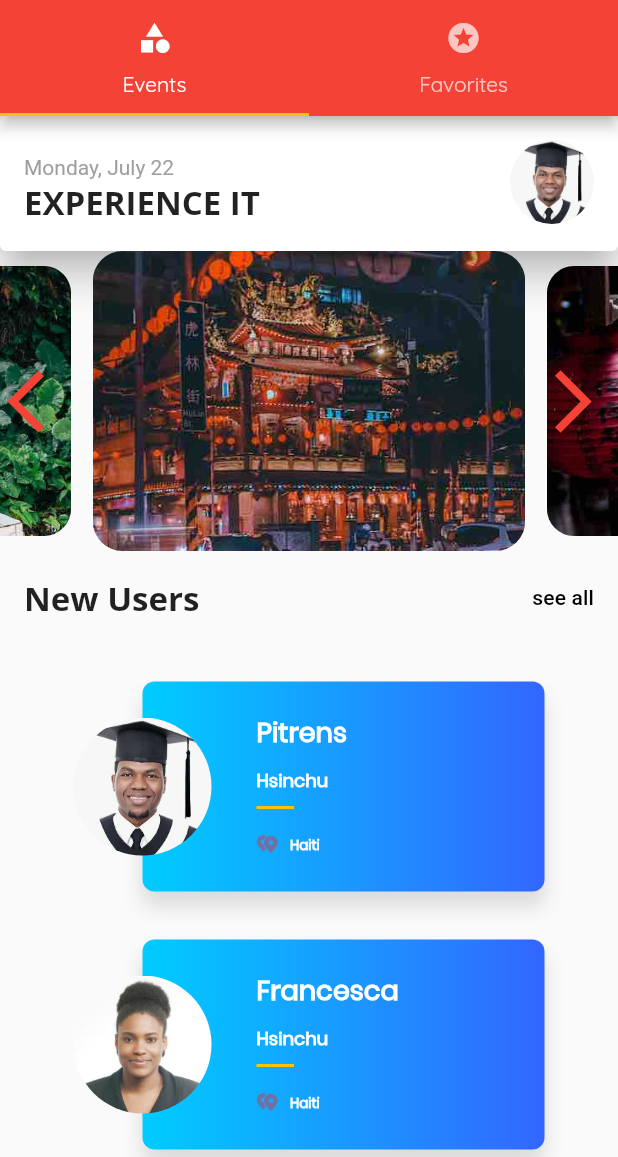
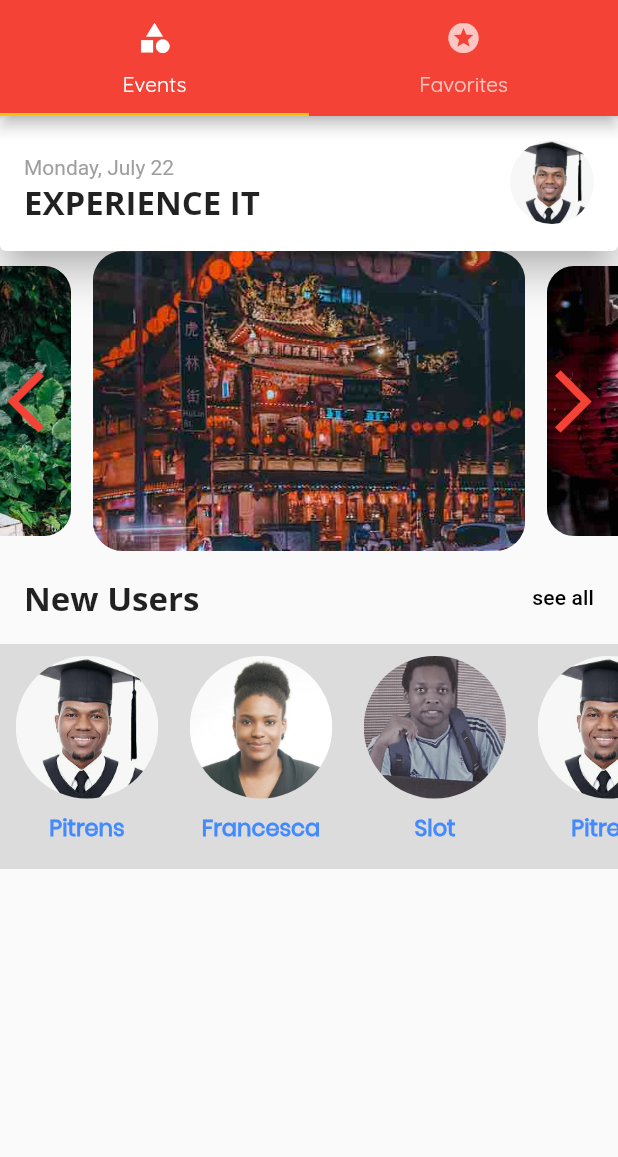
Before and after one commit to supertrens/TweetUp, a Flutter app: the screen it shows after launch, on a phone screen of 412 x 824 dp, the part 79-1236 px from its top. Run offline on Flutter 3.47's test engine with Material 2 defaults, Android fonts, the phone set to English and light mode, and no system bars; our stand-ins replace flutter_swiper.

Commit message:
redesign new user card

```diff
--- a/lib/data/seed_data.dart
+++ b/lib/data/seed_data.dart
@@ -26,5 +26,29 @@ class DummyData {
         description: "I am one of this app devloper",
         occupation: "Software engineer",
         image: "assets/images/slot.jpeg"),
+          const User(
+        id: "4",
+        name: "Pitrens",
+        nationality: "Haiti",
+        city: "Hsinchu",
+        description: "I am one of this app devloper",
+        occupation: "Software engineer",
+        image: "assets/images/me.jpeg"),
+    const User(
+        id: "5",
+        name: "Francesca",
+        nationality: "Haiti",
+        city: "Hsinchu",
+        description: "I am one of the founder of this app",
+        occupation: "QC engineer",
+        image: "assets/images/francesca.jpeg"),
+    const User(
+        id: "6",
+        name: "Slot",
+        nationality: "Haiti",
+        city: "Taipei",
+        description: "I am one of this app devloper",
+        occupation: "Software engineer",
+        image: "assets/images/slot.jpeg"),
   ];
 }
--- a/lib/pages/home/body.dart
+++ b/lib/pages/home/body.dart
@@ -4,11 +4,8 @@ import './hero.dart';
 import './new_user_card.dart';
 import './profile_card.dart';
 import '../../utils/section_devider.dart';
-import '../../data/seed_data.dart';
-import '../../providers/user.dart';
 
 class HomePageBody extends StatelessWidget {
-  static const List<User> users = DummyData.users;
   @override
   Widget build(BuildContext context) {
     return Container(
@@ -17,20 +14,21 @@ class HomePageBody extends StatelessWidget {
           ProfileCard(),
           HeroBanner(),
           SectionDivider("New Users"),
-          Expanded(child: buildListView()),
+          // Expanded(child: buildListView()),
+          NewUserCard(),
         ],
       ),
     );
   }
 
-  ListView buildListView() {
-    return ListView.builder(
-      scrollDirection: Axis.vertical,
-      itemCount: users.length,
-      padding: const EdgeInsets.all(25),
-      itemBuilder: (ctx, index) {
-        return NewUserCard(users[index]);
-      },
-    );
-  }
+  // ListView buildListView() {
+  //   return ListView.builder(
+  //     scrollDirection: Axis.vertical,
+  //     itemCount: users.length,
+  //     padding: const EdgeInsets.all(25),
+  //     itemBuilder: (ctx, index) {
+  //       return NewUserCard(users[index]);
+  //     },
+  //   );
+  // }
 }
--- a/lib/pages/home/new_user_card.dart
+++ b/lib/pages/home/new_user_card.dart
@@ -1,103 +1,70 @@
 import 'package:flutter/material.dart';
+
 import '../../providers/user.dart';
+import '../../data/seed_data.dart';
 
 class NewUserCard extends StatelessWidget {
-  final User user;
-
-  NewUserCard(this.user);
+  static const List<User> users = DummyData.users;
 
   @override
   Widget build(BuildContext context) {
-    final userThumbnail = Container(
-      margin: EdgeInsets.symmetric(vertical: 16.0),
-      alignment: FractionalOffset.centerLeft,
-      child: ClipRRect(
-        borderRadius: BorderRadius.circular(50),
-        child: Image(
-          image: AssetImage(user.image),
-          height: 92.0,
-          width: 92.0,
-        ),
-      ),
-    );
-
     final baseTextStyle = const TextStyle(fontFamily: 'Poppins');
     final regularTextStyle = baseTextStyle.copyWith(
         color: Colors.white, fontSize: 9.0, fontWeight: FontWeight.bold);
-    final subHeaderTextStyle = regularTextStyle.copyWith(fontSize: 12.0);
-    final headerTextStyle = baseTextStyle.copyWith(
-        color: Colors.white, fontSize: 18.0, fontWeight: FontWeight.w600);
 
-    Widget _userValue({String value, String image}) {
-      return Row(children: <Widget>[
-        Image.asset(image, height: 12.0),
-        Container(width: 8.0),
-        Text(value, style: regularTextStyle),
-      ]);
-    }
-
-    final userCardContent = Container(
-      margin: EdgeInsets.fromLTRB(76.0, 16.0, 16.0, 16.0),
-      constraints: BoxConstraints.expand(),
-      child: Column(
-        crossAxisAlignment: CrossAxisAlignment.start,
-        children: <Widget>[
-          Container(height: 4.0),
-          Text(user.name, style: headerTextStyle),
-          Container(height: 10.0),
-          Text(user.city, style: subHeaderTextStyle),
-          Container(
-            margin: EdgeInsets.symmetric(vertical: 8.0),
-            height: 2.0,
-            width: 25.0,
-            color: Colors.amber,
-          ),
-          Expanded(
-              child: _userValue(
-                  value: user.nationality,
-                  image: 'assets/images/ic_distance.png')),
-        ],
-      ),
-    );
-
-    final userCard = Container(
-      child: userCardContent,
-      height: 150.0,
-      margin: EdgeInsets.only(left: 46.0),
-      decoration: BoxDecoration(
-        gradient: LinearGradient(
-          colors: [
-            const Color(0xFF3366FF),
-            const Color(0xFF00CCFF),
-          ],
-          begin: const FractionalOffset(1.0, 0.0),
-          end: const FractionalOffset(0.0, 0.0),
-          stops: [0.0, 1.0],
-          tileMode: TileMode.clamp,
-        ),
-        shape: BoxShape.rectangle,
-        borderRadius: BorderRadius.circular(8.0),
-        boxShadow: <BoxShadow>[
-          BoxShadow(
-            color: Colors.black12,
-            blurRadius: 10.0,
-            offset: Offset(0.0, 10.0),
-          ),
-        ],
-      ),
-    );
+    final subHeaderTextStyle = regularTextStyle.copyWith(
+        color: Colors.blueAccent, fontSize: 15.0, fontWeight: FontWeight.w600);
 
     return Container(
-        height: 140.0,
-        margin: const EdgeInsets.symmetric(
-          vertical: 16.0,
-          horizontal: 24.0,
-        ),
-        child: new Stack(
-          children: <Widget>[
-            userCard,
-            userThumbnail,
-          ],
-        ));
+      width: double.infinity,
+      height: 150,
+      color: Colors.black12,
+      child: buildListView(subHeaderTextStyle),
+    );
+  }
+
+  ListView buildListView(TextStyle subHeaderTextStyle) {
+    return ListView.builder(
+      physics: BouncingScrollPhysics(),
+      itemCount: users.length,
+      scrollDirection: Axis.horizontal,
+      itemBuilder: (ctx, index) {
+        return Padding(
+          padding: const EdgeInsets.all(8.0),
+          child: GestureDetector(
+            onTap: null, // TO BE IMPLEMENTED
+            child: Hero(
+              tag: users[index].name,
+              child: SizedBox(
+                width: 100,
+                child: Column(
+                  children: <Widget>[
+                    Expanded(
+                      child: ClipRRect(
+                        borderRadius: BorderRadius.circular(50.0),
+                        child: FadeInImage(
+                          image: AssetImage(users[index].image),
+                          fit: BoxFit.cover,
+                          placeholder: AssetImage('assets/images/loading.gif'),
+                        ),
+                      ),
+                    ),
+                    Padding(
+                      padding: const EdgeInsets.all(8.0),
+                      child: Text(
+                        users[index].name,
+                        style: subHeaderTextStyle,
+                        // style: widget.themeData.textTheme.body2,
+                        overflow: TextOverflow.ellipsis,
+                      ),
+                    )
+                  ],
+                ),
+              ),
+            ),
+          ),
+        );
+      },
+    );
   }
 }
--- a/lib/utils/section_devider.dart
+++ b/lib/utils/section_devider.dart
@@ -11,11 +11,11 @@ class SectionDivider extends StatelessWidget {
       mainAxisAlignment: MainAxisAlignment.spaceBetween,
       children: <Widget>[
         Container(
-          padding: EdgeInsets.only(top: 16.0, left: 16),
+          padding: EdgeInsets.all(16),
           child: Text(sectionTitle, style: Theme.of(context).textTheme.title),
         ),
         Container(
-          padding: EdgeInsets.only(top: 16.0, right: 16),
+          padding: EdgeInsets.all(16),
           child: Text("see all", style: Theme.of(context).textTheme.subtitle),
         ),
       ],
```
